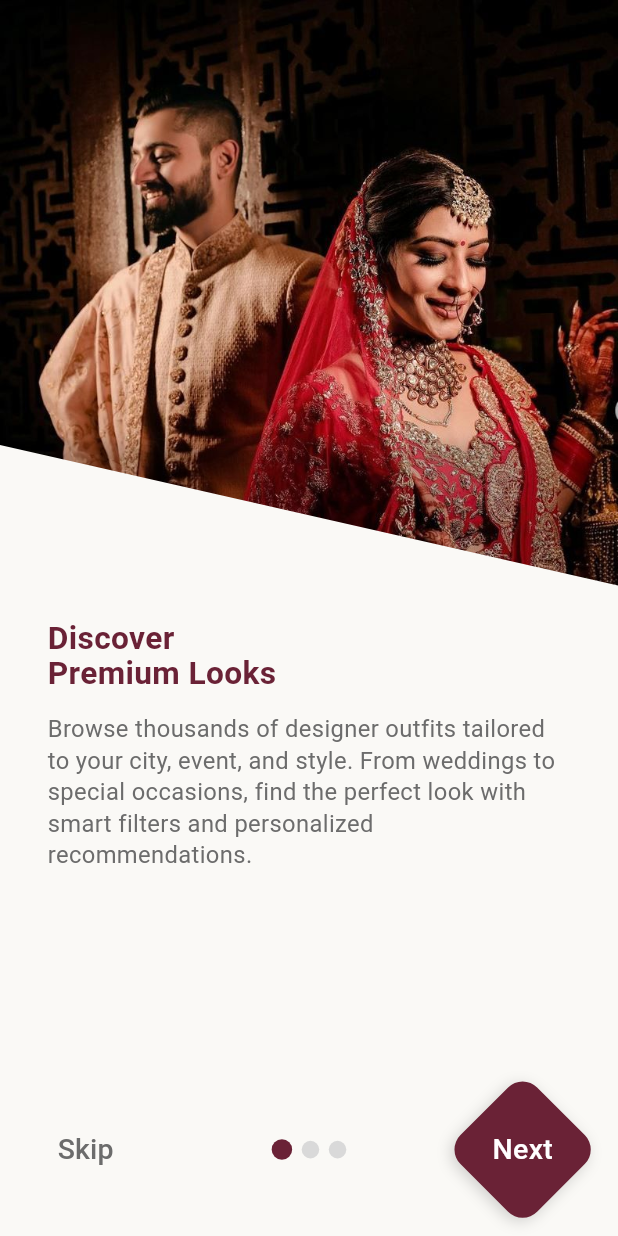
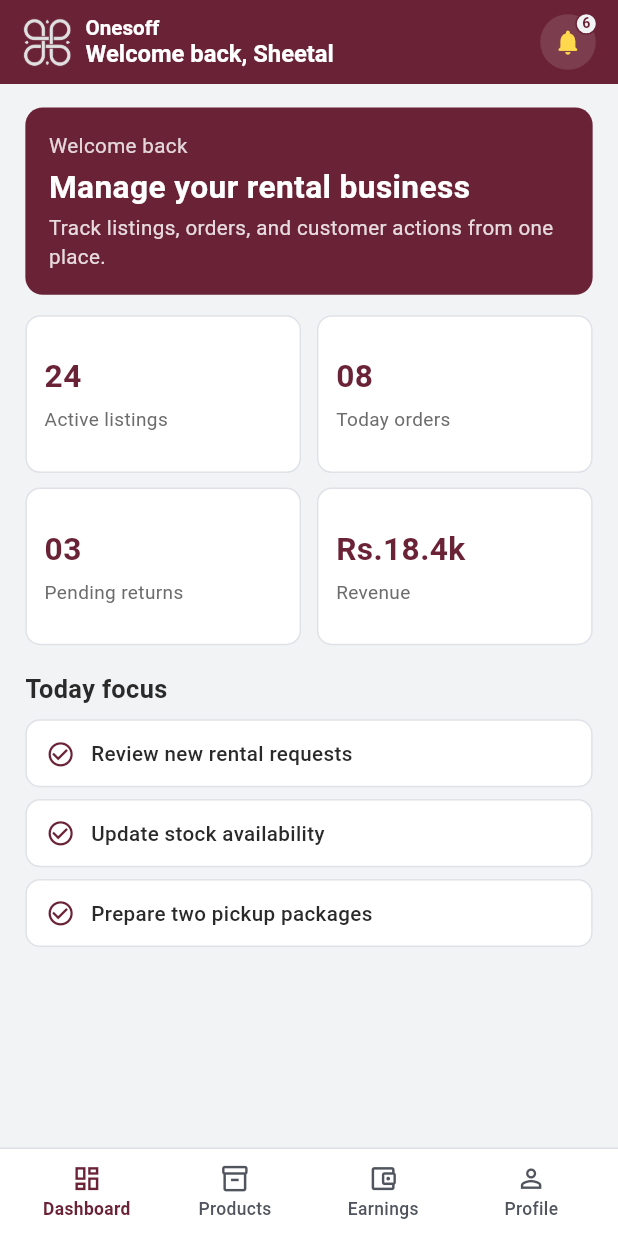
Before and after one commit to prem-create/onesoff_android, a Flutter app: the screen it shows after launch, on a phone screen of 412 x 824 dp. Run offline on Flutter 3.47's test engine with Material 3 defaults, Android fonts, the phone set to English and light mode, and no system bars; our stand-ins replace confetti, file_picker, get.

Commit message:
Progress/NavBar and Seller Dashnoard AppBar ready

```diff
--- a/lib/app/core/utils/deviceConstants/appStrings.dart
+++ b/lib/app/core/utils/deviceConstants/appStrings.dart
@@ -131,4 +131,30 @@ class AppStrings {
   static const String welcomeVendorTitle = 'Welcome as Vendor';
   static const String welcomeVendorDescription =
       'Your vendor profile is all set up. Let\'s start managing your store.';
+
+  static const String sellerBrandTitle = 'Onesoff';
+  static const String sellerName = 'Sheetal';
+  static const String sellerDashboardNotificationCount = '6';
+  static const String sellerNavDashboard = 'Dashboard';
+  static const String sellerNavProducts = 'Products';
+  static const String sellerNavEarnings = 'Earnings';
+  static const String sellerNavProfile = 'Profile';
+
+  static const String sellerDashboardWelcomeBack = 'Welcome back';
+  static const String sellerDashboardHeadline = 'Manage your rental business';
+  static const String sellerDashboardDescription =
+      'Track listings, orders, and customer actions from one place.';
+  static const String sellerDashboardTodayFocus = 'Today focus';
+  static const String sellerMetricActiveListings = 'Active listings';
+  static const String sellerMetricTodayOrders = 'Today orders';
+  static const String sellerMetricPendingReturns = 'Pending returns';
+  static const String sellerMetricRevenue = 'Revenue';
+  static const String sellerMetricActiveListingsValue = '24';
+  static const String sellerMetricTodayOrdersValue = '08';
+  static const String sellerMetricPendingReturnsValue = '03';
+  static const String sellerMetricRevenueValue = 'Rs.18.4k';
+  static const String sellerTaskReviewRequests = 'Review new rental requests';
+  static const String sellerTaskUpdateStock = 'Update stock availability';
+  static const String sellerTaskPreparePickupPackages =
+      'Prepare two pickup packages';
 }
--- a/lib/app/modules/common/splash/getx/controllers/splash_controller.dart
+++ b/lib/app/modules/common/splash/getx/controllers/splash_controller.dart
@@ -14,6 +14,7 @@ class SplashController extends GetxController {
   Future<void> _moveToOnboarding() async {
     await Future<void>.delayed(_delay);
     if (isClosed) return;
-    Get.offNamed(AppRoutes.onboarding);
+    //TODO: change this back to onboarding
+    Get.offNamed(AppRoutes.seller);
   }
 }
--- /dev/null
+++ b/lib/app/modules/seller/getx/bindings/seller_bottom_nav_bar_binding.dart
@@ -0,0 +1,14 @@
+import 'package:get/get.dart';
+
+import '../../tabs/sellerDashboard_tab/getx/controllers/seller_dashboard_controller.dart';
+import '../controllers/seller_bottom_nav_bar_controller.dart';
+
+class SellerBottomNavBarBinding extends Bindings {
+  @override
+  void dependencies() {
+    Get.lazyPut<SellerBottomNavBarController>(
+      () => SellerBottomNavBarController(),
+    );
+    Get.lazyPut<SellerDashboardController>(() => SellerDashboardController());
+  }
+}
--- /dev/null
+++ b/lib/app/modules/seller/getx/controllers/seller_bottom_nav_bar_controller.dart
@@ -0,0 +1,12 @@
+import 'package:get/get.dart';
+
+class SellerBottomNavBarController extends GetxController {
+  final RxInt selectedTabIndex = 0.obs;
+
+  void setTab(int index) {
+    if (index == selectedTabIndex.value) {
+      return;
+    }
+    selectedTabIndex.value = index;
+  }
+}
--- /dev/null
+++ b/lib/app/modules/seller/seller_bottom_nav_bar.dart
@@ -0,0 +1,312 @@
+import 'package:flutter/material.dart';
+import 'package:get/get.dart';
+import 'package:onesoff/app/core/utils/deviceConstants/appImages.dart';
+
+import '../../core/utils/deviceConstants/appColors.dart';
+import '../../core/utils/deviceConstants/appStrings.dart';
+import '../../core/utils/deviceUtility/deviceResponsive.dart';
+import 'getx/controllers/seller_bottom_nav_bar_controller.dart';
+import 'tabs/sellerDashboard_tab/view/seller_dashboard_tab.dart';
+
+class SellerBottomNavBar extends GetView<SellerBottomNavBarController> {
+  const SellerBottomNavBar({super.key});
+
+  static const List<_SellerNavItem> _items = <_SellerNavItem>[
+    _SellerNavItem(
+      label: AppStrings.sellerNavDashboard,
+      icon: Icons.dashboard_outlined,
+    ),
+    _SellerNavItem(
+      label: AppStrings.sellerNavProducts,
+      icon: Icons.inventory_2_outlined,
+    ),
+    _SellerNavItem(
+      label: AppStrings.sellerNavEarnings,
+      icon: Icons.account_balance_wallet_outlined,
+    ),
+    _SellerNavItem(
+      label: AppStrings.sellerNavProfile,
+      icon: Icons.person_outline,
+    ),
+  ];
+
+  static const List<Widget> _tabs = <Widget>[
+    SellerDashboardTab(),
+    SizedBox.shrink(),
+    SizedBox.shrink(),
+    SizedBox.shrink(),
+  ];
+
+  @override
+  Widget build(BuildContext context) {
+    return Scaffold(
+      backgroundColor: AppColors.dashboardSurface,
+      appBar: _buildAppBar(context, controller.selectedTabIndex.value),
+      body: Obx(
+        () => IndexedStack(
+          index: controller.selectedTabIndex.value,
+          children: _tabs,
+        ),
+      ),
+      bottomNavigationBar: Obx(
+        () => _SellerNavigationBar(
+          items: _items,
+          selectedIndex: controller.selectedTabIndex.value,
+          onTap: controller.setTab,
+        ),
+      ),
+    );
+  }
+
+  PreferredSizeWidget _buildAppBar(BuildContext context, int index) {
+    switch (index) {
+      case 0:
+        return _dashboardAppBar(context);
+
+      default:
+        return AppBar(backgroundColor: AppColors.dashboardSurface);
+    }
+  }
+
+  AppBar _dashboardAppBar(BuildContext context) {
+    return AppBar(
+      backgroundColor: AppColors.primary,
+      elevation: 0,
+      surfaceTintColor: AppColors.dashboardSurface,
+      toolbarHeight: kToolbarHeight,
+      leadingWidth: DeviceResponsive.w(context, 52),
+      titleSpacing: DeviceResponsive.w(context, 2),
+      leading: const _SellerDashboardLogo(),
+      title: const _SellerDashboardTitle(),
+      actions: const <Widget>[_SellerNotificationButton()],
+    );
+  }
+}
+
+class _SellerDashboardLogo extends StatelessWidget {
+  const _SellerDashboardLogo();
+
+  @override
+  Widget build(BuildContext context) {
+    return Padding(
+      padding: EdgeInsets.fromLTRB(
+        DeviceResponsive.w(context, 12),
+        DeviceResponsive.h(context, 8),
+        DeviceResponsive.w(context, 4),
+        DeviceResponsive.h(context, 8),
+      ),
+      child: Image.asset(AppImages.appLogo_1, fit: BoxFit.contain),
+    );
+  }
+}
+
+class _SellerDashboardTitle extends StatelessWidget {
+  const _SellerDashboardTitle();
+
+  @override
+  Widget build(BuildContext context) {
+    return Column(
+      mainAxisSize: MainAxisSize.min,
+      crossAxisAlignment: CrossAxisAlignment.start,
+      children: <Widget>[
+        Text(
+          AppStrings.sellerBrandTitle,
+          maxLines: 1,
+          overflow: TextOverflow.ellipsis,
+          style: TextStyle(
+            color: Colors.white,
+            fontSize: DeviceResponsive.sp(context, 13, minScale: 0.92),
+            fontWeight: FontWeight.w600,
+            height: 1.05,
+          ),
+        ),
+        SizedBox(height: DeviceResponsive.h(context, 2)),
+        Text(
+          '${AppStrings.sellerDashboardWelcomeBack}, ${AppStrings.sellerName}',
+          maxLines: 1,
+          overflow: TextOverflow.ellipsis,
+          style: TextStyle(
+            color: Colors.white,
+            fontSize: DeviceResponsive.sp(context, 15, minScale: 0.92),
+            fontWeight: FontWeight.w700,
+            height: 1.05,
+          ),
+        ),
+      ],
+    );
+  }
+}
+
+class _SellerNotificationButton extends StatelessWidget {
+  const _SellerNotificationButton();
+
+  @override
+  Widget build(BuildContext context) {
+    final double buttonSize = DeviceResponsive.r(context, 38);
+    final double iconSize = DeviceResponsive.r(context, 20);
+    final double badgeSize = DeviceResponsive.r(context, 15);
+
+    return Padding(
+      padding: EdgeInsets.only(
+        right: DeviceResponsive.w(context, 14),
+        left: DeviceResponsive.w(context, 8),
+      ),
+      child: Center(
+        child: SizedBox(
+          width: buttonSize,
+          height: buttonSize,
+          child: Stack(
+            clipBehavior: Clip.none,
+            children: <Widget>[
+              Positioned.fill(
+                child: Material(
+                  color: Colors.white.withValues(alpha: 0.12),
+                  shape: const CircleBorder(),
+                  child: InkWell(
+                    customBorder: const CircleBorder(),
+                    onTap: () {},
+                    child: Icon(
+                      Icons.notifications_rounded,
+                      color: const Color(0xFFFFD84D),
+                      size: iconSize,
+                    ),
+                  ),
+                ),
+              ),
+              Positioned(
+                top: -DeviceResponsive.r(context, 1),
+                right: -DeviceResponsive.r(context, 1),
+                child: Container(
+                  constraints: BoxConstraints(
+                    minWidth: badgeSize,
+                    minHeight: badgeSize,
+                  ),
+                  padding: EdgeInsets.symmetric(
+                    horizontal: DeviceResponsive.w(context, 3),
+                  ),
+                  alignment: Alignment.center,
+                  decoration: BoxDecoration(
+                    color: AppColors.dashboardSurface,
+                    borderRadius: BorderRadius.circular(badgeSize),
+                    border: Border.all(
+                      color: AppColors.primary,
+                      width: DeviceResponsive.r(context, 1),
+                    ),
+                  ),
+                  child: Text(
+                    AppStrings.sellerDashboardNotificationCount,
+                    maxLines: 1,
+                    textAlign: TextAlign.center,
+                    style: TextStyle(
+                      color: AppColors.primary,
+                      fontSize: DeviceResponsive.sp(
+                        context,
+                        9,
+                        minScale: 0.9,
+                        maxScale: 1.08,
+                      ),
+                      fontWeight: FontWeight.w700,
+                      height: 1,
+                    ),
+                  ),
+                ),
+              ),
+            ],
+          ),
+        ),
+      ),
+    );
+  }
+}
+
+class _SellerNavigationBar extends StatelessWidget {
+  const _SellerNavigationBar({
+    required this.items,
+    required this.selectedIndex,
+    required this.onTap,
+  });
+
+  final List<_SellerNavItem> items;
+  final int selectedIndex;
+  final ValueChanged<int> onTap;
+
+  @override
+  Widget build(BuildContext context) {
+    return Container(
+      decoration: const BoxDecoration(
+        color: Colors.white,
+        border: Border(top: BorderSide(color: Color(0xFFDEE0E5))),
+      ),
+      child: SafeArea(
+        top: false,
+        child: Padding(
+          padding: EdgeInsets.fromLTRB(
+            DeviceResponsive.w(context, 8),
+            DeviceResponsive.h(context, 6),
+            DeviceResponsive.w(context, 8),
+            DeviceResponsive.h(context, 6),
+          ),
+          child: Row(
+            children: List<Widget>.generate(items.length, (int index) {
+              final _SellerNavItem item = items[index];
+              final bool isSelected = index == selectedIndex;
+
+              return Expanded(
+                child: InkWell(
+                  onTap: () => onTap(index),
+                  borderRadius: BorderRadius.circular(
+                    DeviceResponsive.r(context, 10),
+                  ),
+                  child: Padding(
+                    padding: EdgeInsets.symmetric(
+                      vertical: DeviceResponsive.h(context, 3),
+                    ),
+                    child: Column(
+                      mainAxisSize: MainAxisSize.min,
+                      children: <Widget>[
+                        Icon(
+                          item.icon,
+                          color: isSelected
+                              ? AppColors.primary
+                              : const Color(0xFF50545D),
+                          size: DeviceResponsive.r(context, 21),
+                        ),
+                        SizedBox(height: DeviceResponsive.h(context, 3)),
+                        Text(
+                          item.label,
+                          maxLines: 1,
+                          overflow: TextOverflow.ellipsis,
+                          style: TextStyle(
+                            color: isSelected
+                                ? AppColors.primary
+                                : const Color(0xFF50545D),
+                            fontSize: DeviceResponsive.sp(
+                              context,
+                              11,
+                              minScale: 0.92,
+                              maxScale: 1.12,
+                            ),
+                            fontWeight: isSelected
+                                ? FontWeight.w600
+                                : FontWeight.w500,
+                          ),
+                        ),
+                      ],
+                    ),
+                  ),
+                ),
+              );
+            }),
+          ),
+        ),
+      ),
+    );
+  }
+}
+
+class _SellerNavItem {
+  const _SellerNavItem({required this.label, required this.icon});
+
+  final String label;
+  final IconData icon;
+}
--- /dev/null
+++ b/lib/app/modules/seller/tabs/sellerDashboard_tab/getx/bindings/seller_dashboard_binding.dart
@@ -0,0 +1,10 @@
+import 'package:get/get.dart';
+
+import '../controllers/seller_dashboard_controller.dart';
+
+class SellerDashboardBinding extends Bindings {
+  @override
+  void dependencies() {
+    Get.lazyPut<SellerDashboardController>(() => SellerDashboardController());
+  }
+}
--- /dev/null
+++ b/lib/app/modules/seller/tabs/sellerDashboard_tab/getx/controllers/seller_dashboard_controller.dart
@@ -0,0 +1,37 @@
+import 'package:get/get.dart';
+
+import 'package:onesoff/app/core/utils/deviceConstants/appStrings.dart';
+
+class SellerDashboardController extends GetxController {
+  final List<SellerMetricItem> metrics = const <SellerMetricItem>[
+    SellerMetricItem(
+      label: AppStrings.sellerMetricActiveListings,
+      value: AppStrings.sellerMetricActiveListingsValue,
+    ),
+    SellerMetricItem(
+      label: AppStrings.sellerMetricTodayOrders,
+      value: AppStrings.sellerMetricTodayOrdersValue,
+    ),
+    SellerMetricItem(
+      label: AppStrings.sellerMetricPendingReturns,
+      value: AppStrings.sellerMetricPendingReturnsValue,
+    ),
+    SellerMetricItem(
+      label: AppStrings.sellerMetricRevenue,
+      value: AppStrings.sellerMetricRevenueValue,
+    ),
+  ];
+
+  final List<String> tasks = const <String>[
+    AppStrings.sellerTaskReviewRequests,
+    AppStrings.sellerTaskUpdateStock,
+    AppStrings.sellerTaskPreparePickupPackages,
+  ];
+}
+
+class SellerMetricItem {
+  const SellerMetricItem({required this.label, required this.value});
+
+  final String label;
+  final String value;
+}
--- /dev/null
+++ b/lib/app/modules/seller/tabs/sellerDashboard_tab/view/seller_dashboard_tab.dart
@@ -0,0 +1,199 @@
+import 'package:flutter/material.dart';
+import 'package:get/get.dart';
+
+import '../../../../../core/utils/deviceConstants/appColors.dart';
+import '../../../../../core/utils/deviceConstants/appStrings.dart';
+import '../../../../../core/utils/deviceUtility/deviceResponsive.dart';
+import '../getx/controllers/seller_dashboard_controller.dart';
+
+class SellerDashboardTab extends GetView<SellerDashboardController> {
+  const SellerDashboardTab({super.key});
+
+  @override
+  Widget build(BuildContext context) {
+    return SingleChildScrollView(
+      padding: EdgeInsets.fromLTRB(
+        DeviceResponsive.w(context, 16),
+        DeviceResponsive.h(context, 16),
+        DeviceResponsive.w(context, 16),
+        DeviceResponsive.h(context, 20),
+      ),
+      child: Column(
+        crossAxisAlignment: CrossAxisAlignment.start,
+        children: <Widget>[
+          const _SellerWelcomeHeader(),
+          SizedBox(height: DeviceResponsive.h(context, 14)),
+          GridView.builder(
+            itemCount: controller.metrics.length,
+            shrinkWrap: true,
+            physics: const NeverScrollableScrollPhysics(),
+            gridDelegate: SliverGridDelegateWithFixedCrossAxisCount(
+              crossAxisCount: 2,
+              crossAxisSpacing: DeviceResponsive.w(context, 10),
+              mainAxisSpacing: DeviceResponsive.h(context, 10),
+              childAspectRatio: 1.75,
+            ),
+            itemBuilder: (BuildContext context, int index) {
+              return _MetricTile(item: controller.metrics[index]);
+            },
+          ),
+          SizedBox(height: DeviceResponsive.h(context, 18)),
+          _SectionTitle(title: AppStrings.sellerDashboardTodayFocus),
+          SizedBox(height: DeviceResponsive.h(context, 8)),
+          ...controller.tasks.map((String task) => _TaskRow(title: task)),
+        ],
+      ),
+    );
+  }
+}
+
+class _SellerWelcomeHeader extends StatelessWidget {
+  const _SellerWelcomeHeader();
+
+  @override
+  Widget build(BuildContext context) {
+    return Container(
+      width: double.infinity,
+      padding: EdgeInsets.all(DeviceResponsive.r(context, 16)),
+      decoration: BoxDecoration(
+        color: AppColors.primary,
+        borderRadius: BorderRadius.circular(DeviceResponsive.r(context, 12)),
+      ),
+      child: Column(
+        crossAxisAlignment: CrossAxisAlignment.start,
+        children: <Widget>[
+          Text(
+            AppStrings.sellerDashboardWelcomeBack,
+            style: TextStyle(
+              color: Colors.white.withValues(alpha: 0.82),
+              fontSize: DeviceResponsive.sp(context, 13, minScale: 0.92),
+            ),
+          ),
+          SizedBox(height: DeviceResponsive.h(context, 6)),
+          Text(
+            AppStrings.sellerDashboardHeadline,
+            style: TextStyle(
+              color: Colors.white,
+              fontSize: DeviceResponsive.sp(context, 20, minScale: 0.92),
+              fontWeight: FontWeight.w700,
+              height: 1.15,
+            ),
+          ),
+          SizedBox(height: DeviceResponsive.h(context, 6)),
+          Text(
+            AppStrings.sellerDashboardDescription,
+            style: TextStyle(
+              color: Colors.white.withValues(alpha: 0.84),
+              fontSize: DeviceResponsive.sp(context, 13, minScale: 0.92),
+              height: 1.35,
+            ),
+          ),
+        ],
+      ),
+    );
+  }
+}
+
+class _MetricTile extends StatelessWidget {
+  const _MetricTile({required this.item});
+
+  final SellerMetricItem item;
+
+  @override
+  Widget build(BuildContext context) {
+    return Container(
+      padding: EdgeInsets.all(DeviceResponsive.r(context, 12)),
+      decoration: BoxDecoration(
+        color: Colors.white,
+        borderRadius: BorderRadius.circular(DeviceResponsive.r(context, 10)),
+        border: Border.all(color: const Color(0xFFE0E2E7)),
+      ),
+      child: Column(
+        crossAxisAlignment: CrossAxisAlignment.start,
+        mainAxisAlignment: MainAxisAlignment.center,
+        children: <Widget>[
+          Text(
+            item.value,
+            maxLines: 1,
+            overflow: TextOverflow.ellipsis,
+            style: TextStyle(
+              color: AppColors.primary,
+              fontSize: DeviceResponsive.sp(context, 20, minScale: 0.9),
+              fontWeight: FontWeight.w700,
+            ),
+          ),
+          SizedBox(height: DeviceResponsive.h(context, 5)),
+          Text(
+            item.label,
+            maxLines: 1,
+            overflow: TextOverflow.ellipsis,
+            style: TextStyle(
+              color: AppColors.textSecondary,
+              fontSize: DeviceResponsive.sp(context, 12, minScale: 0.9),
+            ),
+          ),
+        ],
+      ),
+    );
+  }
+}
+
+class _SectionTitle extends StatelessWidget {
+  const _SectionTitle({required this.title});
+
+  final String title;
+
+  @override
+  Widget build(BuildContext context) {
+    return Text(
+      title,
+      style: TextStyle(
+        color: AppColors.onSurface,
+        fontSize: DeviceResponsive.sp(context, 16, minScale: 0.92),
+        fontWeight: FontWeight.w700,
+      ),
+    );
+  }
+}
+
+class _TaskRow extends StatelessWidget {
+  const _TaskRow({required this.title});
+
+  final String title;
+
+  @override
+  Widget build(BuildContext context) {
+    return Container(
+      margin: EdgeInsets.only(bottom: DeviceResponsive.h(context, 8)),
+      padding: EdgeInsets.symmetric(
+        horizontal: DeviceResponsive.w(context, 12),
+        vertical: DeviceResponsive.h(context, 12),
+      ),
+      decoration: BoxDecoration(
+        color: Colors.white,
+        borderRadius: BorderRadius.circular(DeviceResponsive.r(context, 10)),
+        border: Border.all(color: const Color(0xFFE0E2E7)),
+      ),
+      child: Row(
+        children: <Widget>[
+          Icon(
+            Icons.check_circle_outline,
+            color: AppColors.primary,
+            size: DeviceResponsive.r(context, 20),
+          ),
+          SizedBox(width: DeviceResponsive.w(context, 10)),
+          Expanded(
+            child: Text(
+              title,
+              style: TextStyle(
+                color: AppColors.onSurface,
+                fontSize: DeviceResponsive.sp(context, 13, minScale: 0.92),
+                fontWeight: FontWeight.w500,
+              ),
+            ),
+          ),
+        ],
+      ),
+    );
+  }
+}
--- a/lib/app/routes/appPages.dart
+++ b/lib/app/routes/appPages.dart
@@ -16,6 +16,8 @@ import '../modules/customer/home/customer_home_screen.dart';
 import '../modules/customer/productDetails/customer_product_details_screen.dart';
 import '../modules/customer/search/customer_search_screen.dart';
 import '../modules/customer/search/getx/customer_search_controller.dart';
+import '../modules/seller/getx/bindings/seller_bottom_nav_bar_binding.dart';
+import '../modules/seller/seller_bottom_nav_bar.dart';
 
 import '../modules/vendor/commonOnboarding/getx/contollers/vendorOnboarding_controller.dart';
 import '../modules/vendor/commonOnboarding/vendorOnboarding_screen.dart';
@@ -92,10 +94,18 @@ class AppPages {
       transition: Transition.cupertino,
     ),
     GetPage(
+      name: AppRoutes.seller,
+      page: () => const SellerBottomNavBar(),
+      binding: SellerBottomNavBarBinding(),
+      transition: Transition.cupertino,
+    ),
+
+    GetPage(
       name: AppRoutes.shopOwner,
       page: () => const ShopOwnerTab(),
       transition: Transition.cupertino,
     ),
+
     GetPage(
       name: AppRoutes.adminAsVendor,
       page: () => const AdminAsVendorTab(),
--- a/lib/app/routes/appRoutes.dart
+++ b/lib/app/routes/appRoutes.dart
@@ -10,6 +10,7 @@ abstract class AppRoutes {
   static const String customerSearch = '/customer-search';
   static const String customerProductDetails = '/customer-product-details';
   static const String vendorOnboarding = '/vendor-onboarding';
+  static const String seller = '/seller';
   static const String shopOwner = '/shop-owner';
   static const String adminAsVendor = '/admin-as-vendor';
 }
```
Also changed, not shown: lib/app/modules/seller/getx/bindings/sellerBottomNavBar_binding.dart (deleted), lib/app/modules/seller/getx/controllers/sellerBottomNavBar_controller.dart (deleted), lib/app/modules/seller/seller_bottomNavBar.dart (deleted), lib/app/modules/seller/tabs/sellerDashboard_tab/getx/bindings/sellerDashboard_binding.dart (deleted), lib/app/modules/seller/tabs/sellerDashboard_tab/getx/controllers/sellerDashboard_contoller.dart (deleted), lib/app/modules/seller/tabs/sellerProfile_tab/getx/bindings/sellerProfile_binding.dart (deleted), lib/app/modules/seller/tabs/sellerProfile_tab/getx/controllers/sellerProfile_controller.dart (deleted).
